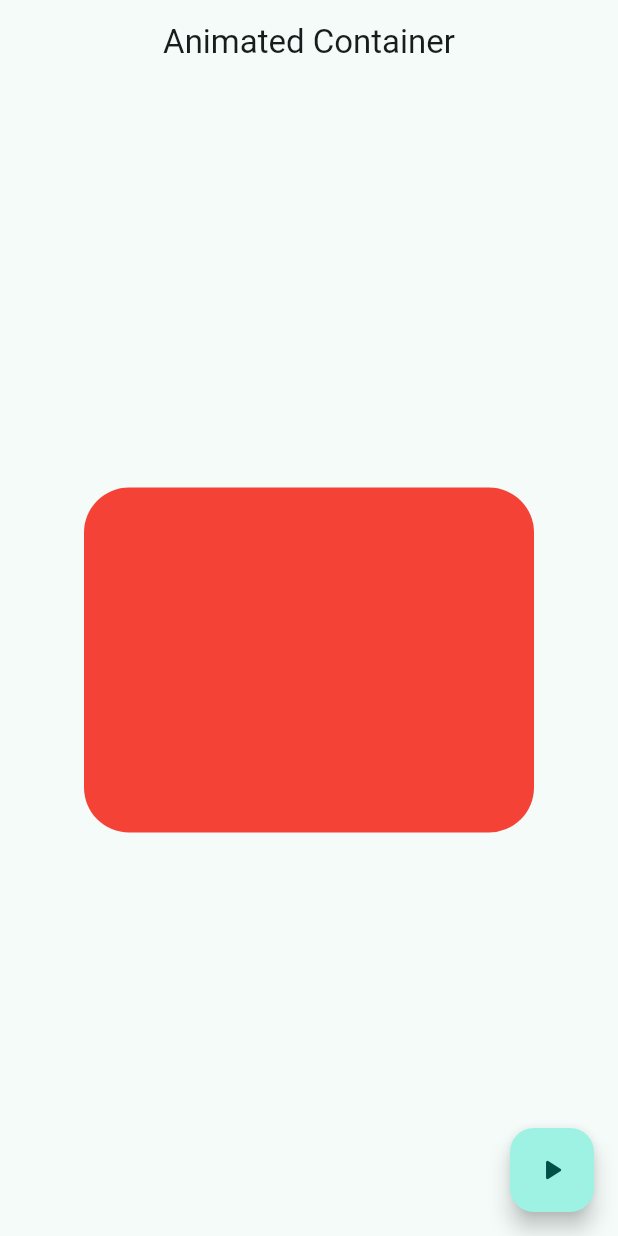
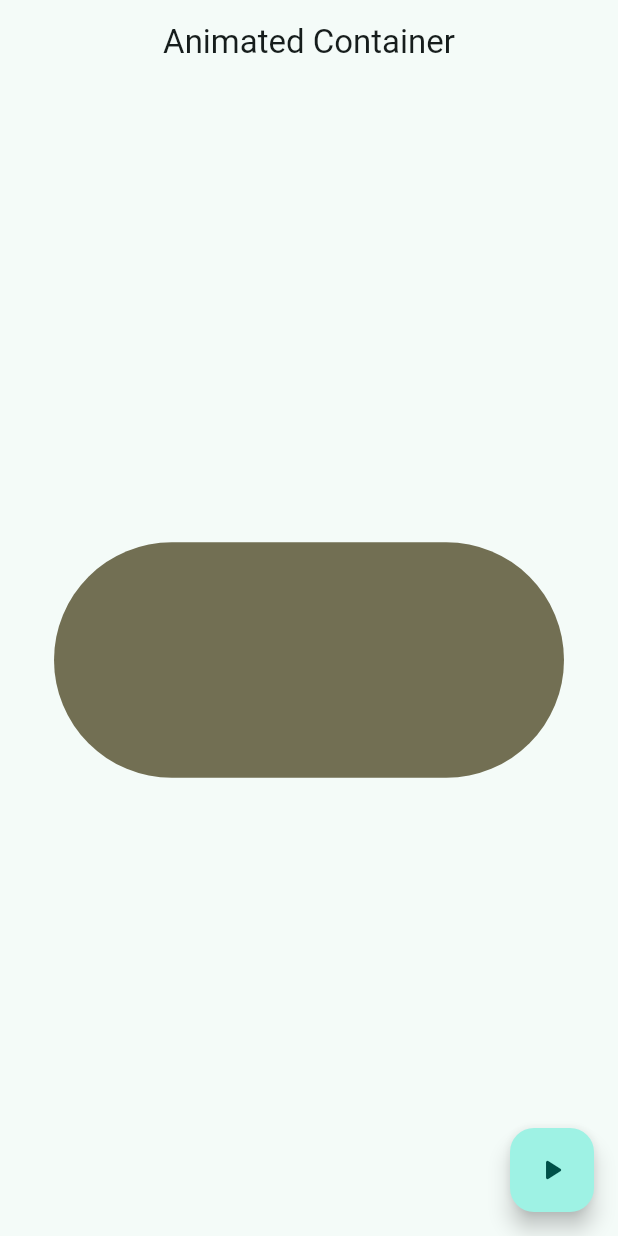
Before and after one commit to jllanas1986/Flutter_Widgets_app, a Flutter app: the AnimatedScreen screen opened by its route, after a tap on the "play arrow" icon, on a phone screen of 412 x 824 dp. Run offline on Flutter 3.47's test engine with Material 2 defaults, Android fonts, the phone set to English and light mode, and no system bars; our stand-ins replace go_router.

Commit message:
animate container properties

```diff
--- a/lib/presentation/screens/animated/animated_screen.dart
+++ b/lib/presentation/screens/animated/animated_screen.dart
@@ -1,10 +1,34 @@
+import 'dart:math' show Random;
 import 'package:flutter/material.dart';
 
-class AnimatedScreen extends StatelessWidget {
-
+class AnimatedScreen extends StatefulWidget {
   static const name = 'animated_screen';
 
   const AnimatedScreen({super.key});
+
+  @override
+  State<AnimatedScreen> createState() => _AnimatedScreenState();
+}
+
+class _AnimatedScreenState extends State<AnimatedScreen> {
+  double width = 50;
+  double height = 50;
+  Color color = Colors.indigo;
+  double borderRadius = 10.0;
+
+  void changeShape() {
+    final random = Random();
+    width = random.nextInt(300) + 120;
+    height = random.nextInt(400) + 120;
+    borderRadius = random.nextInt(100) + 20;
+    color = Color.fromRGBO(
+      random.nextInt(255),
+      random.nextInt(255),
+      random.nextInt(255),
+      1);
+
+    setState(() {});
+  }
 
   @override
   Widget build(BuildContext context) {
@@ -12,25 +36,19 @@ class AnimatedScreen extends StatelessWidget {
       appBar: AppBar(
         title: const Text('Animated Container'),
       ),
-
       body: Center(
         child: AnimatedContainer(
-          duration: const Duration( milliseconds: 400),
-          curve: Curves.easeOutCubic,
-          width: 300,
-          height: 230,
+          duration: const Duration(milliseconds: 400),
+          curve: Curves.elasticInOut,
+          width: width <= 0 ? 0 : width,
+          height: height <= 0 ? 0 : height,
           decoration: BoxDecoration(
-            color: Colors.red,
-            borderRadius: BorderRadius.circular(30)
-          ),
+              color: color, borderRadius: BorderRadius.circular(borderRadius)),
         ),
       ),
-
       floatingActionButton: FloatingActionButton(
-        onPressed: () {
-
-      },
-      child: const Icon(Icons.play_arrow_rounded),
+        onPressed: changeShape,
+        child: const Icon(Icons.play_arrow_rounded),
       ),
     );
   }
```
